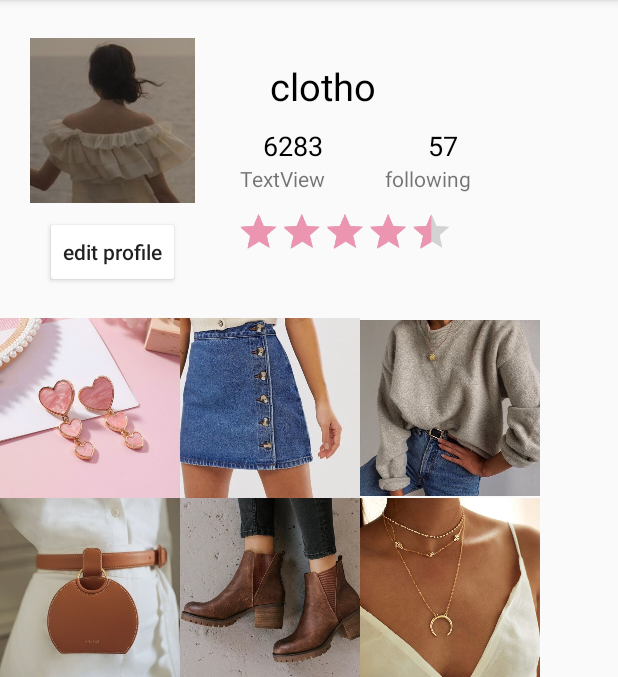
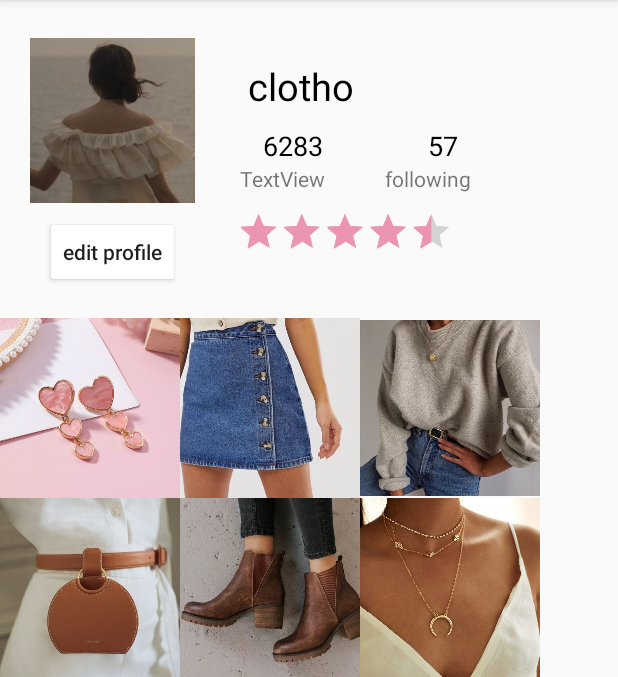
Before and after one commit to sliu7714/xenia_ellehacks, an Android app: the fragment ShopProfileFragment shown on its own in the app's theme, on a phone screen of 412 x 824 dp, the part 84-761 px from its top. Run offline under Robolectric (Android 15) with nearby library versions, the phone set to English and light mode, and no system bars.

Commit message:
fixed some pictures

```diff
--- a/app/src/main/res/layout/fragment_shop_profile.xml
+++ b/app/src/main/res/layout/fragment_shop_profile.xml
@@ -30,7 +30,7 @@
             android:textColor="@color/Black"
             android:layout_toRightOf="@id/profile_pic"
             android:layout_marginTop="40dp"
-            android:layout_marginLeft="50dp"/>
+            android:layout_marginLeft="35dp"/>
 
         <TextView
             android:id="@+id/following_num"
```
Also changed, not shown: app/src/main/res/drawable-mdpi/pink_post_3.png, app/src/main/res/drawable-mdpi/post_4.png.
